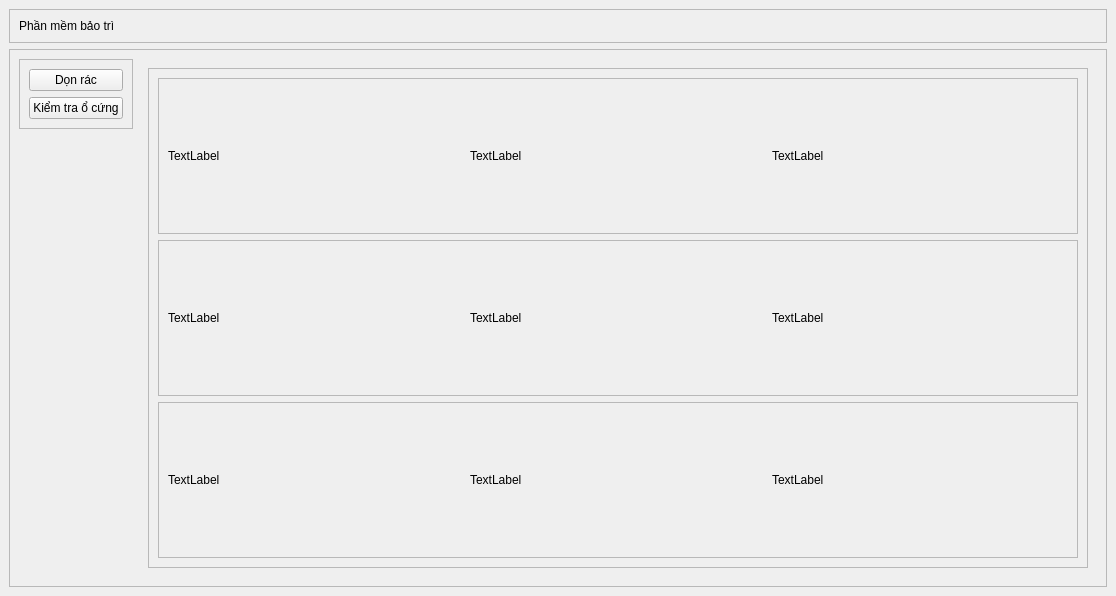
Before: the Qt Designer form UI/main.ui in Thachj-Thw/MaintenanceSoftware, drawn with Qt 5.
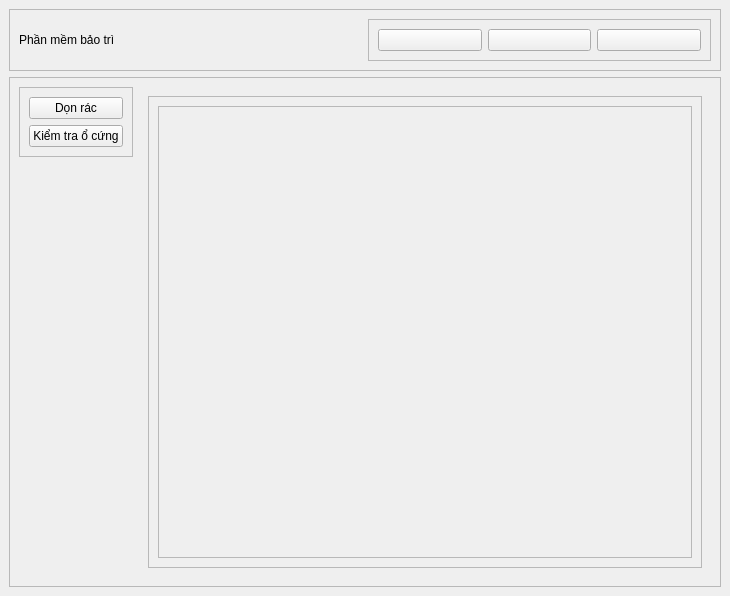
After: the same form once the commit is applied. The open tabs and pages were chosen to show the change.

```diff
--- a/UI/main.ui
+++ b/UI/main.ui
@@ -6,7 +6,7 @@
    <rect>
     <x>0</x>
     <y>0</y>
-    <width>1116</width>
+    <width>730</width>
     <height>596</height>
    </rect>
   </property>
@@ -23,7 +23,7 @@
       <property name="frameShadow">
        <enum>QFrame::Shadow::Raised</enum>
       </property>
-      <layout class="QVBoxLayout" name="verticalLayout_9">
+      <layout class="QHBoxLayout" name="horizontalLayout_6">
        <item>
         <widget class="QLabel" name="label_2">
          <property name="text">
@@ -31,6 +31,39 @@
          </property>
         </widget>
        </item>
+       <item>
+        <widget class="QFrame" name="frame_7">
+         <property name="frameShape">
+          <enum>QFrame::Shape::StyledPanel</enum>
+         </property>
+         <property name="frameShadow">
+          <enum>QFrame::Shadow::Raised</enum>
+         </property>
+         <layout class="QHBoxLayout" name="horizontalLayout_7">
+          <item>
+           <widget class="QPushButton" name="pushButton_4">
+            <property name="text">
+             <string/>
+            </property>
+           </widget>
+          </item>
+          <item>
+           <widget class="QPushButton" name="pushButton_5">
+            <property name="text">
+             <string/>
+            </property>
+           </widget>
+          </item>
+          <item>
+           <widget class="QPushButton" name="pushButton_6">
+            <property name="text">
+             <string/>
+            </property>
+           </widget>
+          </item>
+         </layout>
+        </widget>
+       </item>
       </layout>
      </widget>
     </item>
@@ -85,39 +118,6 @@
               <enum>QFrame::Shadow::Raised</enum>
              </property>
              <layout class="QHBoxLayout" name="horizontalLayout">
-              <item>
-               <widget class="QFrame" name="frame_7">
-                <property name="frameShape">
-                 <enum>QFrame::Shape::StyledPanel</enum>
-                </property>
-                <property name="frameShadow">
-                 <enum>QFrame::Shadow::Raised</enum>
-                </property>
-                <layout class="QVBoxLayout" name="verticalLayout_7">
-                 <item>
-                  <widget class="QCheckBox" name="checkBox_3">
-                   <property name="text">
-                    <string>Temp</string>
-                   </property>
-                  </widget>
-                 </item>
-                 <item>
-                  <widget class="QCheckBox" name="checkBox_4">
-                   <property name="text">
-                    <string>Prefetch</string>
-                   </property>
-                  </widget>
-                 </item>
-                 <item>
-                  <widget class="QCheckBox" name="checkBox_2">
-                   <property name="text">
-                    <string>Recent</string>
-                   </property>
-                  </widget>
-                 </item>
-                </layout>
-               </widget>
-              </item>
               <item>
                <widget class="QFrame" name="frame_8">
                 <property name="frameShape">
@@ -200,8 +200,8 @@
                <rect>
                 <x>0</x>
                 <y>0</y>
-                <width>940</width>
-                <height>496</height>
+                <width>554</width>
+                <height>468</height>
                </rect>
               </property>
               <layout class="QVBoxLayout" name="verticalLayout_11">
@@ -213,95 +213,6 @@
                  <property name="frameShadow">
                   <enum>QFrame::Shadow::Raised</enum>
                  </property>
-                 <layout class="QHBoxLayout" name="horizontalLayout_3">
-                  <item>
-                   <widget class="QLabel" name="label_3">
-                    <property name="text">
-                     <string>TextLabel</string>
-                    </property>
-                   </widget>
-                  </item>
-                  <item>
-                   <widget class="QLabel" name="label_5">
-                    <property name="text">
-                     <string>TextLabel</string>
-                    </property>
-                   </widget>
-                  </item>
-                  <item>
-                   <widget class="QLabel" name="label_4">
-                    <property name="text">
-                     <string>TextLabel</string>
-                    </property>
-                   </widget>
-                  </item>
-                 </layout>
-                </widget>
-               </item>
-               <item>
-                <widget class="QFrame" name="frame_10">
-                 <property name="frameShape">
-                  <enum>QFrame::Shape::StyledPanel</enum>
-                 </property>
-                 <property name="frameShadow">
-                  <enum>QFrame::Shadow::Raised</enum>
-                 </property>
-                 <layout class="QHBoxLayout" name="horizontalLayout_4">
-                  <item>
-                   <widget class="QLabel" name="label_6">
-                    <property name="text">
-                     <string>TextLabel</string>
-                    </property>
-                   </widget>
-                  </item>
-                  <item>
-                   <widget class="QLabel" name="label_8">
-                    <property name="text">
-                     <string>TextLabel</string>
-                    </property>
-                   </widget>
-                  </item>
-                  <item>
-                   <widget class="QLabel" name="label_7">
-                    <property name="text">
-                     <string>TextLabel</string>
-                    </property>
-                   </widget>
-                  </item>
-                 </layout>
-                </widget>
-               </item>
-               <item>
-                <widget class="QFrame" name="frame_11">
-                 <property name="frameShape">
-                  <enum>QFrame::Shape::StyledPanel</enum>
-                 </property>
-                 <property name="frameShadow">
-                  <enum>QFrame::Shadow::Raised</enum>
-                 </property>
-                 <layout class="QHBoxLayout" name="horizontalLayout_5">
-                  <item>
-                   <widget class="QLabel" name="label_9">
-                    <property name="text">
-                     <string>TextLabel</string>
-                    </property>
-                   </widget>
-                  </item>
-                  <item>
-                   <widget class="QLabel" name="label_11">
-                    <property name="text">
-                     <string>TextLabel</string>
-                    </property>
-                   </widget>
-                  </item>
-                  <item>
-                   <widget class="QLabel" name="label_10">
-                    <property name="text">
-                     <string>TextLabel</string>
-                    </property>
-                   </widget>
-                  </item>
-                 </layout>
                 </widget>
                </item>
               </layout>
```
Left out of the diff: 12 changed lines with no effect on the pictures.
